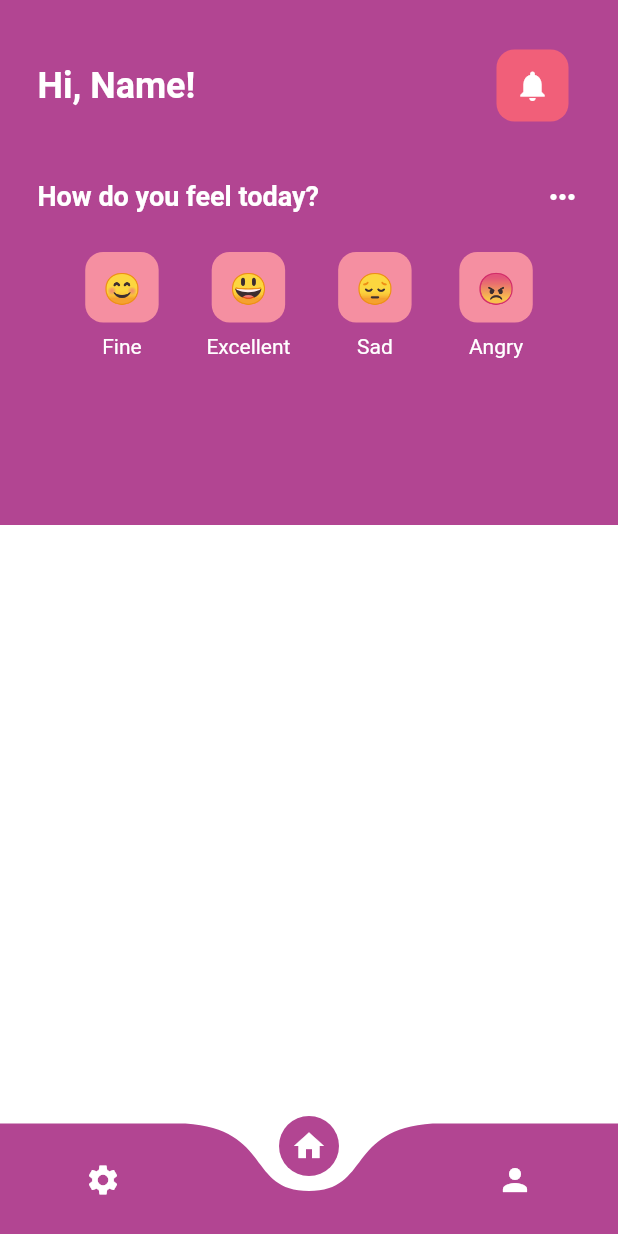
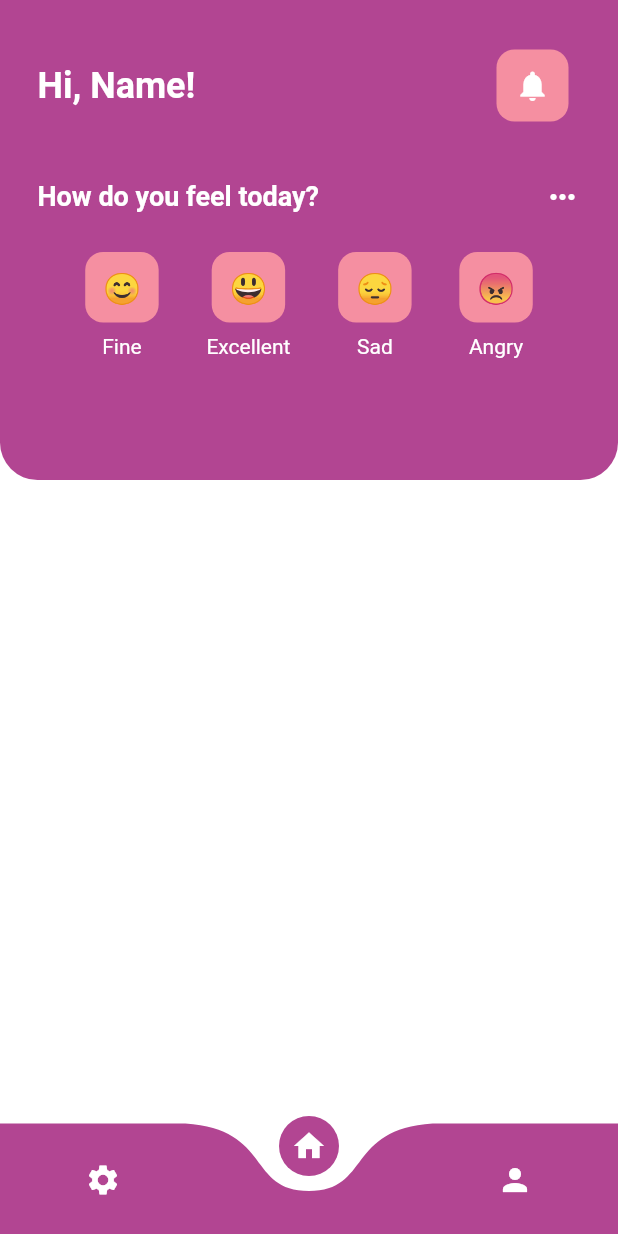
Before and after one commit to InsiderCloud/Cogniezer-Frontend, a Flutter app: the screen it shows after launch, item 3 of the bottom bar chosen, on a phone screen of 412 x 824 dp. Run offline on Flutter 3.47's test engine with Material 2 defaults, Android fonts, the phone set to English and light mode, and no system bars; drawn by our look-alikes of curved_navigation_bar; our stand-ins replace device_preview, firebase_auth, firebase_core, flutter_svg, google_sign_in; accounts and stored records are empty.

Commit message:
home content

```diff
--- a/lib/pages/HomeContent.dart
+++ b/lib/pages/HomeContent.dart
@@ -9,9 +9,14 @@ class HomeContent extends StatelessWidget {
   Widget build(BuildContext context) {
     return Scaffold(
       backgroundColor: Colors.white,
-      body: Container(
+      body: ClipRRect(
+        borderRadius: BorderRadius.only(
+          bottomLeft: Radius.circular(25),
+          bottomRight: Radius.circular(25),
+        ),
+        child: Container(
           color: kPrimaryColorG1,
-        height: 350,
+          height: 320,
           child: SafeArea(
             child: Padding(
               padding: const EdgeInsets.all(25.0),
@@ -34,7 +39,7 @@ class HomeContent extends StatelessWidget {
                         onPressed: () {},
                         child: Container(
                           decoration: BoxDecoration(
-                          color: kPrimaryColorG2,
+                            color: HomeScreenBtnBgColor,
                             borderRadius: BorderRadius.circular(12),
                           ),
                           padding: EdgeInsets.all(12),
@@ -137,6 +142,7 @@ class HomeContent extends StatelessWidget {
             ),
           ),
         ),
+      ),
     );
   }
 }
```
Lines whose indentation alone changed are shown as unchanged.
